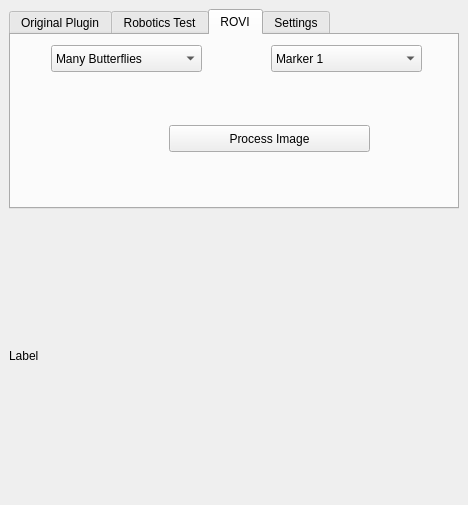
This is finalProject/SamplePluginPA10/src/SamplePlugin.ui in niive12/rovi as Qt 5 draws it before an edit. The edited form follows.
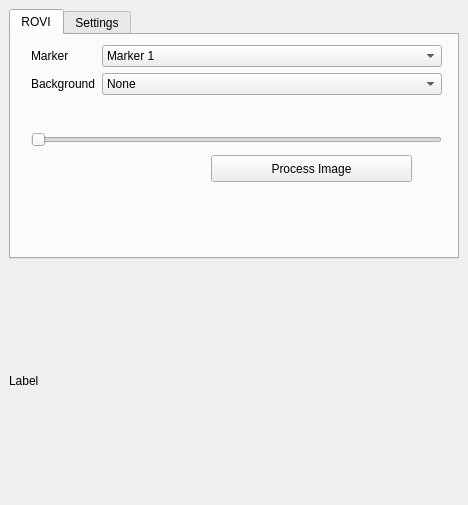
This is the edited form.

Commit message: code structure of the plugin changed

Diff of the .ui file:
```diff
--- a/finalProject/SamplePluginPA10/src/SamplePlugin.ui
+++ b/finalProject/SamplePluginPA10/src/SamplePlugin.ui
@@ -26,78 +26,34 @@
       <property name="maximumSize">
        <size>
         <width>16777215</width>
-        <height>200</height>
+        <height>250</height>
        </size>
       </property>
       <property name="currentIndex">
        <number>2</number>
       </property>
-      <widget class="QWidget" name="tab">
+      <widget class="QWidget" name="tab_4">
        <attribute name="title">
-        <string>Original Plugin</string>
+        <string>ROVI</string>
        </attribute>
-       <widget class="QWidget" name="layoutWidget">
+       <widget class="QPushButton" name="_btn_rovi_processImage">
         <property name="geometry">
          <rect>
-          <x>0</x>
-          <y>10</y>
-          <width>450</width>
-          <height>91</height>
-         </rect>
-        </property>
-        <layout class="QVBoxLayout" name="verticalLayout">
-         <item>
-          <widget class="QPushButton" name="_btn0">
-           <property name="text">
-            <string>Load Marker</string>
-           </property>
-          </widget>
-         </item>
-         <item>
-          <widget class="QPushButton" name="_btn1">
-           <property name="text">
-            <string>See Robot View</string>
-           </property>
-          </widget>
-         </item>
-        </layout>
-       </widget>
-      </widget>
-      <widget class="QWidget" name="tab_2">
-       <attribute name="title">
-        <string>Robotics Test</string>
-       </attribute>
-       <widget class="QPushButton" name="_btn_rotest_loadMarker">
-        <property name="geometry">
-         <rect>
-          <x>110</x>
-          <y>20</y>
-          <width>231</width>
-          <height>27</height>
-         </rect>
-        </property>
-        <property name="text">
-         <string>Load Marker Movement</string>
-        </property>
-       </widget>
-       <widget class="QPushButton" name="_btn_rotest_computeQP1">
-        <property name="geometry">
-         <rect>
-          <x>10</x>
-          <y>70</y>
-          <width>201</width>
-          <height>27</height>
-         </rect>
-        </property>
-        <property name="text">
-         <string>Compute Q for 1 point</string>
-        </property>
-       </widget>
-       <widget class="QSlider" name="_slider_rotest_Q">
-        <property name="geometry">
-         <rect>
-          <x>20</x>
+          <x>200</x>
           <y>120</y>
+          <width>201</width>
+          <height>27</height>
+         </rect>
+        </property>
+        <property name="text">
+         <string>Process Image</string>
+        </property>
+       </widget>
+       <widget class="QSlider" name="_slider_rotest_Q">
+        <property name="geometry">
+         <rect>
+          <x>20</x>
+          <y>90</y>
           <width>411</width>
           <height>29</height>
          </rect>
@@ -112,33 +68,28 @@
          <enum>Qt::Horizontal</enum>
         </property>
        </widget>
-       <widget class="QPushButton" name="_btn_rotest_computeQP3">
+       <widget class="QWidget" name="formLayoutWidget_2">
         <property name="geometry">
          <rect>
-          <x>230</x>
-          <y>70</y>
-          <width>201</width>
-          <height>27</height>
+          <x>20</x>
+          <y>10</y>
+          <width>411</width>
+          <height>71</height>
          </rect>
         </property>
+        <layout class="QFormLayout" name="formLayout_2">
+         <property name="fieldGrowthPolicy">
+          <enum>QFormLayout::AllNonFixedFieldsGrow</enum>
+         </property>
+         <item row="0" column="0">
+          <widget class="QLabel" name="markerLabel_2">
         <property name="text">
-         <string>Compute Q for 3 points</string>
-        </property>
-       </widget>
-      </widget>
-      <widget class="QWidget" name="tab_4">
-       <attribute name="title">
-        <string>ROVI</string>
-       </attribute>
+            <string>Marker</string>
+           </property>
+          </widget>
+         </item>
+         <item row="0" column="1">
        <widget class="QComboBox" name="_comboBox_rovi_marker">
-        <property name="geometry">
-         <rect>
-          <x>260</x>
-          <y>10</y>
-          <width>151</width>
-          <height>27</height>
-         </rect>
-        </property>
         <item>
          <property name="text">
           <string>Marker 1</string>
@@ -159,16 +110,37 @@
           <string>Marker 3</string>
          </property>
         </item>
-       </widget>
+           <item>
+            <property name="text">
+             <string>Ideal 1pt</string>
+            </property>
+           </item>
+           <item>
+            <property name="text">
+             <string>Ideal 2pt</string>
+            </property>
+           </item>
+           <item>
+            <property name="text">
+             <string>Ideal 3pt</string>
+            </property>
+           </item>
+          </widget>
+         </item>
+         <item row="1" column="0">
+          <widget class="QLabel" name="backgroundLabel">
+           <property name="text">
+            <string>Background</string>
+           </property>
+          </widget>
+         </item>
+         <item row="1" column="1">
        <widget class="QComboBox" name="_comboBox_rovi_background">
-        <property name="geometry">
-         <rect>
-          <x>40</x>
-          <y>10</y>
-          <width>151</width>
-          <height>27</height>
-         </rect>
-        </property>
+           <item>
+            <property name="text">
+             <string>None</string>
+            </property>
+           </item>
         <item>
          <property name="text">
           <string>Many Butterflies</string>
@@ -205,18 +177,8 @@
          </property>
         </item>
        </widget>
-       <widget class="QPushButton" name="_btn_rovi_processImage">
-        <property name="geometry">
-         <rect>
-          <x>158</x>
-          <y>90</y>
-          <width>201</width>
-          <height>27</height>
-         </rect>
-        </property>
-        <property name="text">
-         <string>Process Image</string>
-        </property>
+         </item>
+        </layout>
        </widget>
       </widget>
       <widget class="QWidget" name="tab_3">
```
Left out of the diff: 53 changed lines with no effect on the pictures. Lines whose indentation alone changed are shown as unchanged. The commit also changes 5 other files.
